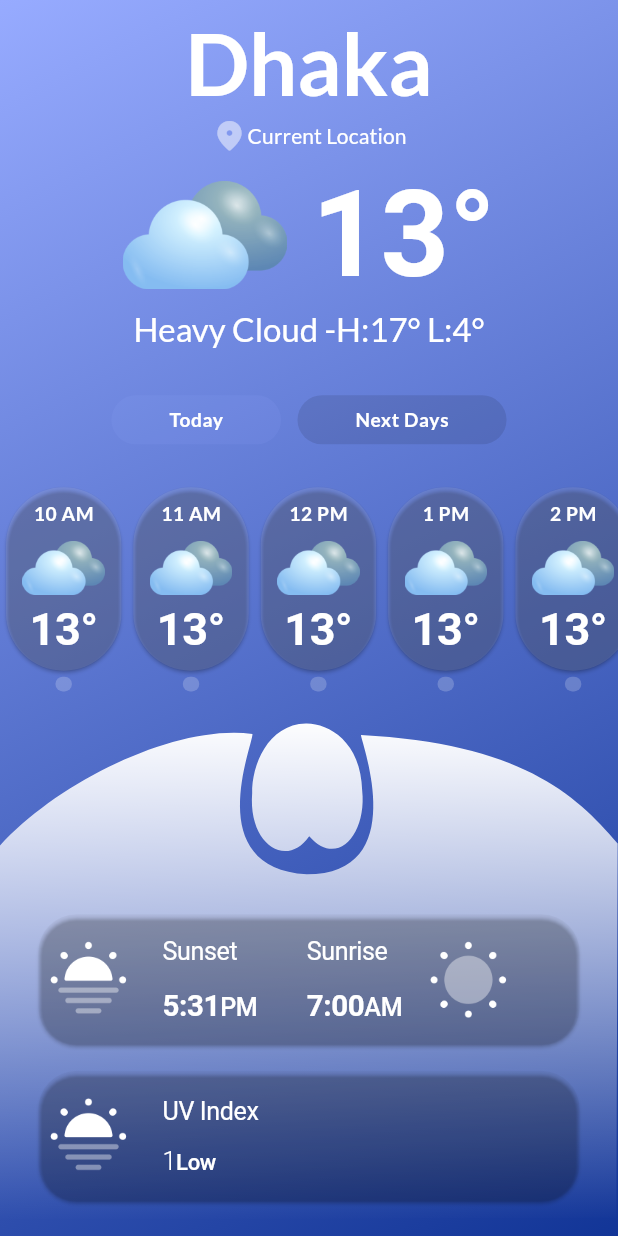
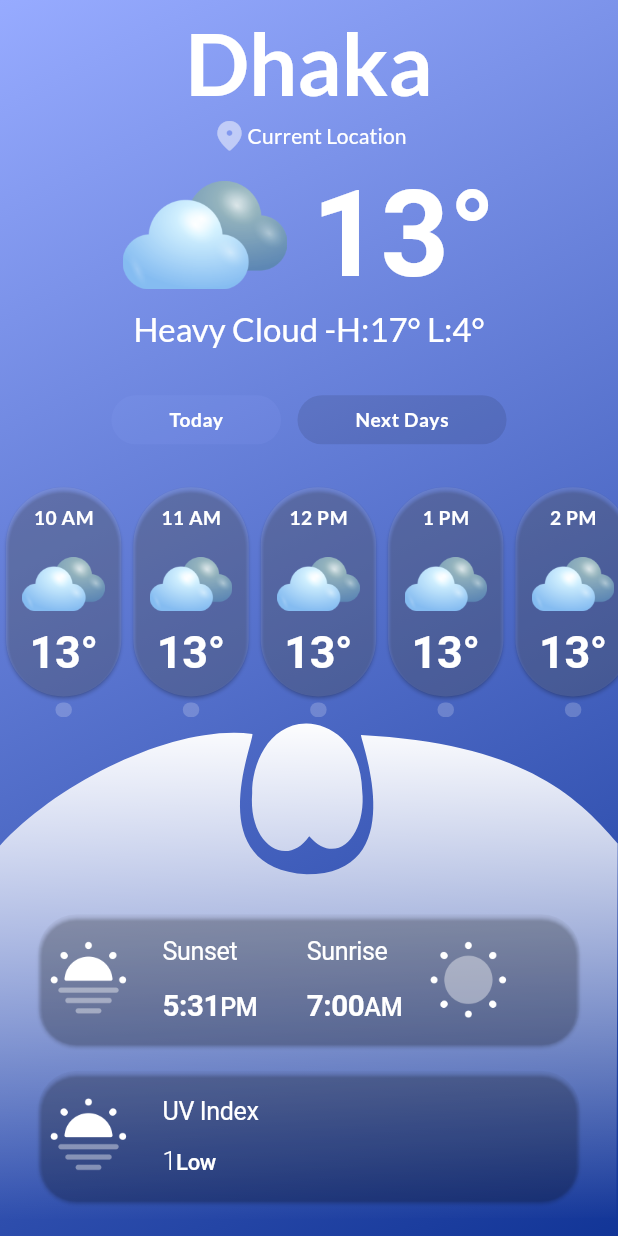
Before and after one commit to AAShayon/sf_weather, a Flutter app: the screen it shows after launch, on a phone screen of 412 x 824 dp. Run offline on Flutter 3.47's test engine with Material 3 defaults, Android fonts, the phone set to English and light mode, and no system bars; our stand-ins replace flutter_screenutil, google_fonts.

Commit message:
Solve-device Responsive and tested all screen Size min(375,838) -- max(853,1280)

```diff
--- a/lib/view/homepage/widgets/temperature_forecast_card.dart
+++ b/lib/view/homepage/widgets/temperature_forecast_card.dart
@@ -1,4 +1,6 @@
+import 'package:flutter/cupertino.dart';
 import 'package:flutter/material.dart';
+import 'package:flutter/widgets.dart';
 import 'package:flutter_screenutil/flutter_screenutil.dart';
 import 'package:google_fonts/google_fonts.dart';
 import 'package:sf_weather/view/homepage/widgets/temperature_with_o.dart';
@@ -42,7 +44,8 @@ class TemperatureForecastCard extends StatelessWidget {
     return SizedBox(
       child: Column(
         children: [
-          Card(
+          Flexible(
+            child: Card(
               color: Colors.white.withOpacity(.1),
               shape: RoundedRectangleBorder(borderRadius: BorderRadius.circular(50)),
               child: Padding(
@@ -51,18 +54,21 @@ class TemperatureForecastCard extends StatelessWidget {
                   mainAxisAlignment: MainAxisAlignment.spaceAround,
                   crossAxisAlignment: CrossAxisAlignment.center,
                   children: [
-                  Text(time,style: GoogleFonts.lato(
+                    Flexible(
+                      child: Text(time,style: GoogleFonts.lato(
                         textStyle: Theme.of(context).textTheme.bodySmall!.copyWith(color: Colors.white),
                         fontWeight: FontWeight.w600,
                         fontStyle: FontStyle.normal,
                         fontSize: 13.sp,
                       )),
+                    ),
                     SizedBox(height: 2.5.h,),
                     Image.asset('assets/heavycloud.png',width: 50.w,height:50.h,),
                     TemperatureRead(temperature: '13',fontsize: 30,),
 
                   ],
 
+                ),
               ),
             ),
           ),
```
Lines whose indentation alone changed are shown as unchanged.
